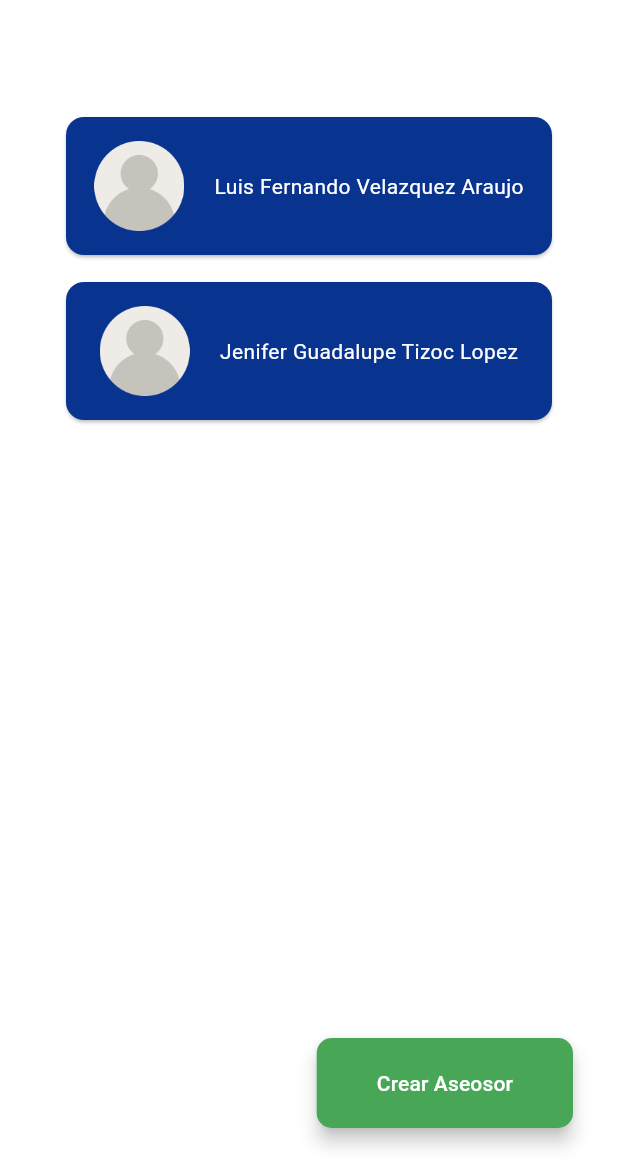
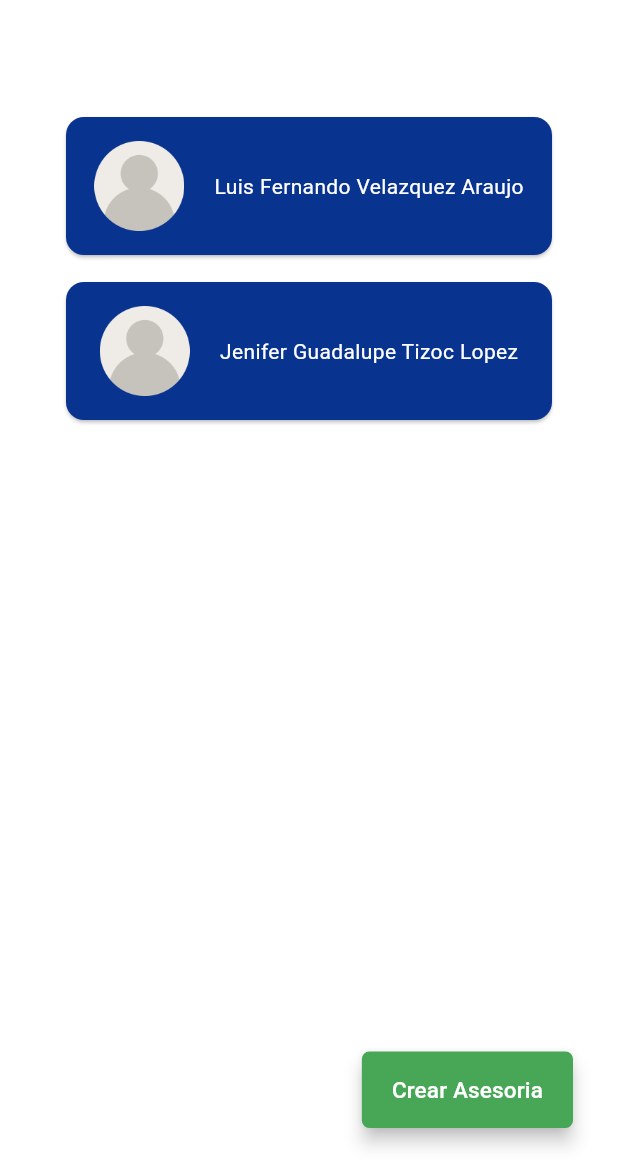
Before and after one commit to Barrrea-Leslie/Asesorias-FIC-WEB, a Flutter app: the screen it shows after launch, after a tap on the "menu" icon, after a tap on "Asesores Diciplinares", on a phone screen of 412 x 824 dp, the part 63-1236 px from its top. Run offline on Flutter 3.47's test engine with Material 3 defaults, Android fonts, the phone set to English and light mode, and no system bars.

Commit message:
se modifico los botones y el tamaño de fuente

```diff
--- a/lib/presentation/pageDirection/asesores_diciplinares_screen.dart
+++ b/lib/presentation/pageDirection/asesores_diciplinares_screen.dart
@@ -152,7 +152,7 @@ class SeccionArribaPantallaGrande extends StatelessWidget {
           mainAxisAlignment: MainAxisAlignment.spaceBetween,
           children: [
 
-            Text("Asesores Diciplinares", style: TextStyle(fontWeight: FontWeight.bold, fontSize: 17),),
+            Text("Asesores Diciplinares", style: TextStyle(fontWeight: FontWeight.bold, fontSize: 23),),
 
             const SizedBox(width: 15),
 
@@ -203,7 +203,6 @@ class FooterCrearAlumno extends StatelessWidget {
         borderRadius: BorderRadius.circular(20),
 
       ),
-
       child: Row(
         mainAxisAlignment: MainAxisAlignment.end,
         children: [
@@ -216,16 +215,16 @@ class FooterCrearAlumno extends StatelessWidget {
               backgroundColor: Appcolores.verdeClaro,
               foregroundColor: Colors.white,
 
-              padding: EdgeInsets.symmetric(horizontal: 40, vertical: 20),
+              padding: EdgeInsets.symmetric(horizontal: 20, vertical: 15),
               elevation: 5,
 
               shape: RoundedRectangleBorder(
-                borderRadius: BorderRadiusGeometry.circular(10)
+                borderRadius: BorderRadiusGeometry.circular(5)
               )
 
             ),
 
-            child: Text("Crear Aseosor"),
+            child: Text("Crear Asesoria", style: TextStyle(fontSize: 15),),
 
           ),
         ],
--- a/lib/presentation/pageDirection/asesores_par_screen.dart
+++ b/lib/presentation/pageDirection/asesores_par_screen.dart
@@ -152,7 +152,7 @@ class SeccionArribaPantallaGrande extends StatelessWidget {
           mainAxisAlignment: MainAxisAlignment.spaceBetween,
           children: [
 
-            Text("Asesores Par", style: TextStyle(fontWeight: FontWeight.bold, fontSize: 17),),
+            Text("Asesores Par", style: TextStyle(fontWeight: FontWeight.bold, fontSize: 23),),
 
             const SizedBox(width: 15),
 
@@ -215,16 +215,16 @@ class FooterCrearAlumno extends StatelessWidget {
               backgroundColor: Appcolores.verdeClaro,
               foregroundColor: Colors.white,
 
-              padding: EdgeInsets.symmetric(horizontal: 40, vertical: 20),
+              padding: EdgeInsets.symmetric(horizontal: 20, vertical: 15),
               elevation: 5,
 
               shape: RoundedRectangleBorder(
-                borderRadius: BorderRadiusGeometry.circular(10)
+                borderRadius: BorderRadiusGeometry.circular(5)
               )
 
             ),
 
-            child: Text("Crear Aseosor"),
+            child: Text("Crear Asesoria", style: TextStyle(fontSize: 15),),
 
           ),
         ],
--- a/lib/presentation/pageDirection/estudiantes_screen.dart
+++ b/lib/presentation/pageDirection/estudiantes_screen.dart
@@ -215,16 +215,16 @@ class FooterCrearAlumno extends StatelessWidget {
               backgroundColor: Appcolores.verdeClaro,
               foregroundColor: Colors.white,
 
-              padding: EdgeInsets.symmetric(horizontal: 40, vertical: 20),
+              padding: EdgeInsets.symmetric(horizontal: 20, vertical: 15),
               elevation: 5,
 
               shape: RoundedRectangleBorder(
-                borderRadius: BorderRadiusGeometry.circular(10)
+                borderRadius: BorderRadiusGeometry.circular(5)
               )
 
             ),
 
-            child: Text("Crear Alumno"),
+            child: Text("Crear Asesoria", style: TextStyle(fontSize: 15),),
 
           ),
         ],
--- a/lib/presentation/pageDirection/reportes_screen.dart
+++ b/lib/presentation/pageDirection/reportes_screen.dart
@@ -116,7 +116,7 @@ class SeccionArribaPantallaGrande extends StatelessWidget {
           mainAxisAlignment: MainAxisAlignment.spaceBetween,
           children: [
 
-            Text("Reportes", style: TextStyle(fontWeight: FontWeight.bold, fontSize: 17),),
+            Text("Reportes", style: TextStyle(fontWeight: FontWeight.bold, fontSize: 23),),
 
             const SizedBox(width: 15),
 
--- a/lib/presentation/pageDirection/solicitudes_penidentes_screen.dart
+++ b/lib/presentation/pageDirection/solicitudes_penidentes_screen.dart
@@ -153,7 +153,7 @@ class SeccionArribaPantallaGrande extends StatelessWidget {
           mainAxisAlignment: MainAxisAlignment.spaceBetween,
           children: [
 
-            Text("Solicitudes Pendientes", style: TextStyle(fontWeight: FontWeight.bold, fontSize: 17),),
+            Text("Solicitudes Pendientes", style: TextStyle(fontWeight: FontWeight.bold, fontSize: 23),),
 
             const SizedBox(width: 15),
 
--- a/lib/presentation/shared/tarjeta_solicitud_widget.dart
+++ b/lib/presentation/shared/tarjeta_solicitud_widget.dart
@@ -130,7 +130,7 @@ class BotonRecahzar extends StatelessWidget {
       elevation: 3,
 
       shape: RoundedRectangleBorder(
-        borderRadius: BorderRadiusGeometry.circular(10)
+        borderRadius: BorderRadiusGeometry.circular(5)
       )
     ),
 
@@ -155,7 +155,7 @@ class BotonAceptar extends StatelessWidget {
       elevation: 3,
 
       shape: RoundedRectangleBorder(
-        borderRadius: BorderRadiusGeometry.circular(10)
+        borderRadius: BorderRadiusGeometry.circular(5)
       )
     ),
 
```
Also changed, not shown: lib/presentation/pageDirection/asesorias_en_curso_screen.dart (+4 -4 lines), lib/presentation/shared/tarjeta_asesorias_widget.dart (+8 -5 lines).
